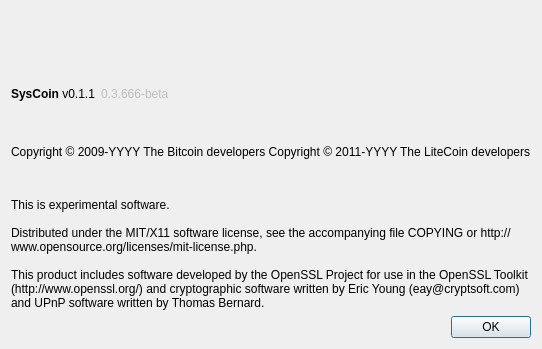
Before: the Qt Designer form src/qt/forms/aboutdialog.ui in syscoin/syscoin1, drawn with Qt 5.
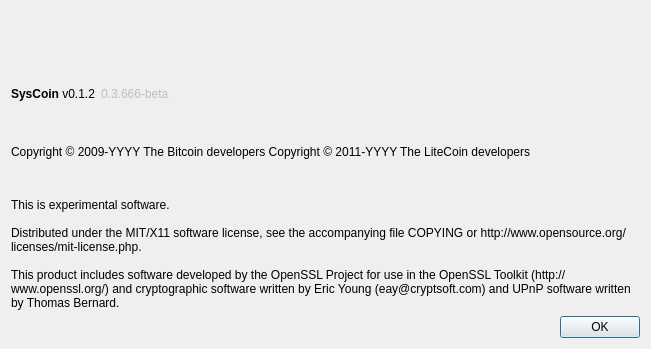
After: the same form once the commit is applied. Icons and pictures are not drawn.

Commit message:
Updated peer magic and version number.
Also updated ui display version to 0.1.2

Diff of the .ui file:
```diff
--- a/src/qt/forms/aboutdialog.ui
+++ b/src/qt/forms/aboutdialog.ui
@@ -6,7 +6,7 @@
    <rect>
     <x>0</x>
     <y>0</y>
-    <width>480</width>
+    <width>651</width>
     <height>349</height>
    </rect>
   </property>
@@ -37,7 +37,7 @@
           <cursorShape>IBeamCursor</cursorShape>
          </property>
          <property name="text">
-          <string>&lt;b&gt;SysCoin&lt;/b&gt; v0.1.1</string>
+          <string>&lt;b&gt;SysCoin&lt;/b&gt; v0.1.2</string>
          </property>
          <property name="textInteractionFlags">
           <set>Qt::LinksAccessibleByMouse|Qt::TextSelectableByKeyboard|Qt::TextSelectableByMouse</set>
```
The commit also changes 2 other files.
